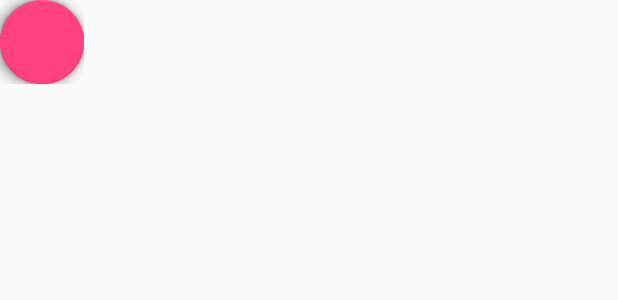
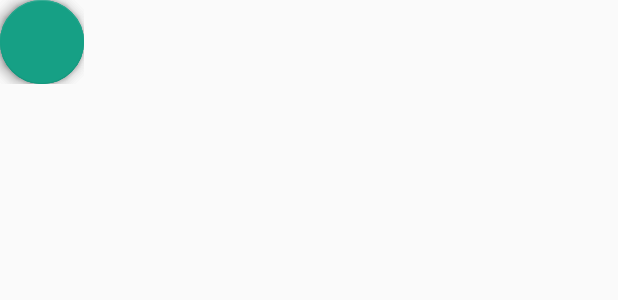
Before and after one commit to vejei/mua, an Android app: the layout fab_menu.xml on its own in the app's theme, with its tools: preview values and no code run, on a phone screen of 412 x 824 dp. Shown: the top 300 px of the screen. Run offline under Robolectric (Android 15) with nearby library versions, the phone set to English and light mode, and no system bars; plain views replace FloatingActionButton, FloatingActionsMenu.

Commit message:
Add colors

```diff
--- a/app/src/main/res/values/colors.xml
+++ b/app/src/main/res/values/colors.xml
@@ -1,6 +1,10 @@
 <?xml version="1.0" encoding="utf-8"?>
 <resources>
-    <color name="colorPrimary">#3F51B5</color>
-    <color name="colorPrimaryDark">#303F9F</color>
-    <color name="colorAccent">#FF4081</color>
+    <color name="colorPrimary">#fff</color>
+    <color name="colorPrimaryDark">#FFFFF7</color>
+    <color name="colorAccent">#16a085</color>
+
+    <color name="white">@android:color/white</color>
+    <color name="semi_transparent_white">#bbFFFFFF</color>
+    <color name="black_semi_transparent">#B2000000</color>
 </resources>
```
